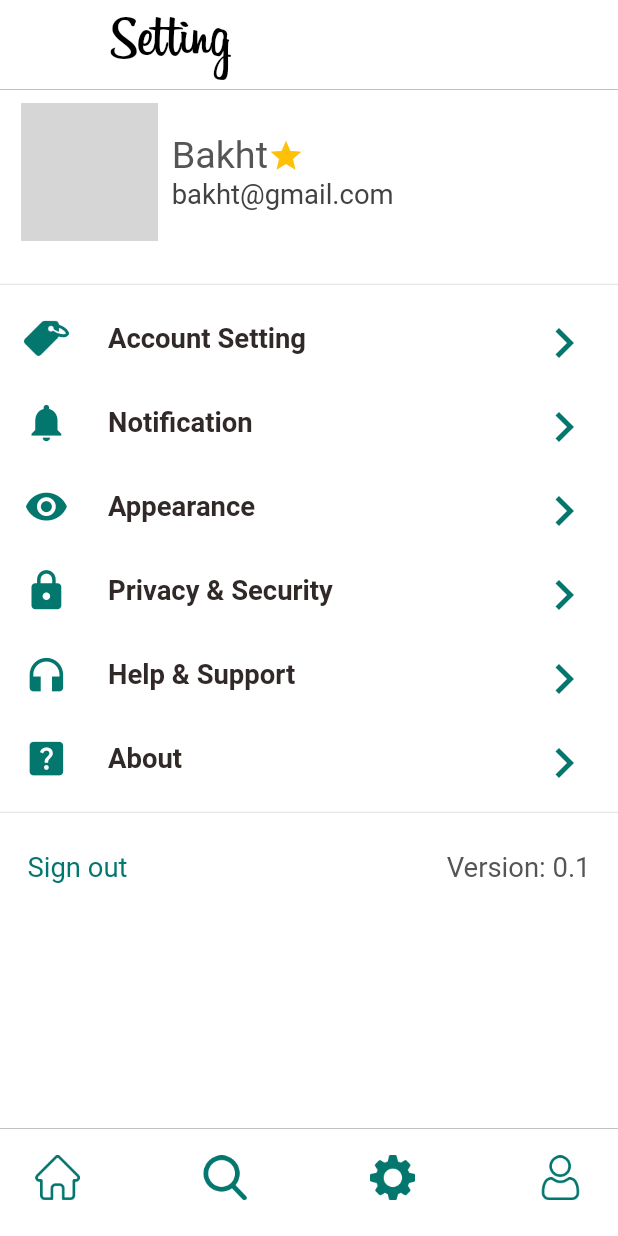
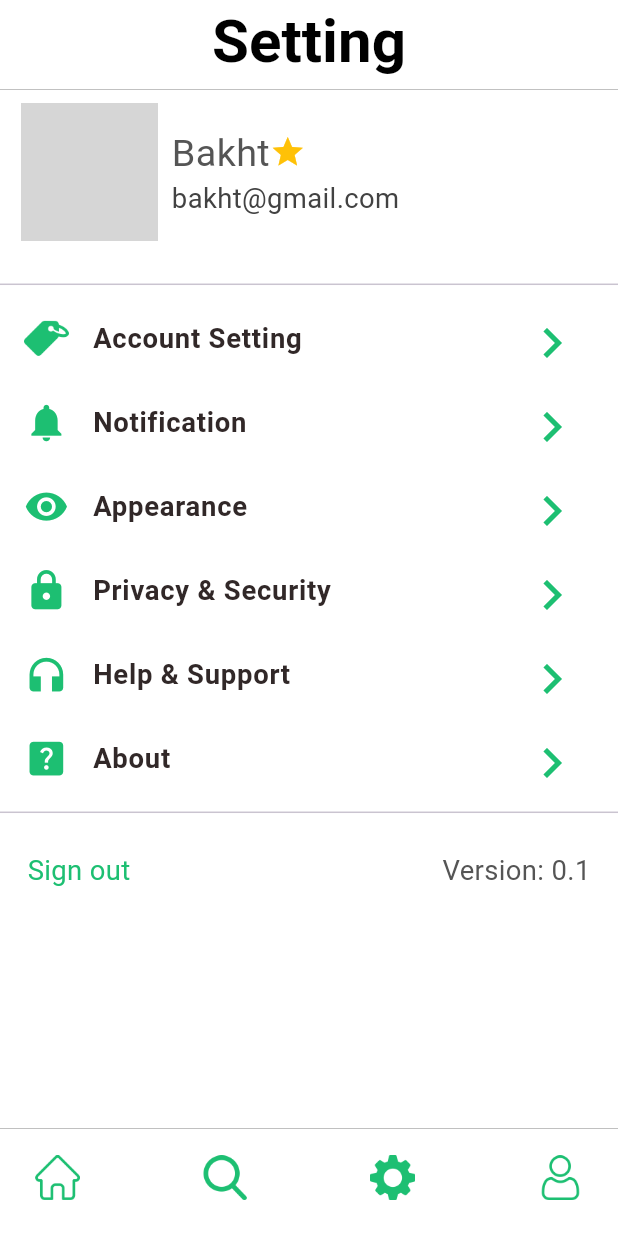
Before and after one commit to bakht200/Totomo, a Flutter app: the Dashboard screen opened directly, item 3 of the bottom bar chosen, on a phone screen of 412 x 824 dp. Run offline on Flutter 3.47's test engine with Material 2 defaults, Android fonts, the phone set to English and light mode, and no system bars; our stand-ins replace flutter_screenutil, flutter_svg, image_picker, material_design_icons_flutter, numberpicker; missing offline and left inert: camera_camera, floating_action_bubble; network calls fail; grey boxes are pictures that could not be loaded.

Commit message:
Ui changes implementation

```diff
--- a/lib/constants/app_theme.dart
+++ b/lib/constants/app_theme.dart
@@ -6,14 +6,11 @@ const appFooterColor = Color(0xFFFFFFFF);
 const white = Color(0xFFFFFFFF);
 const black = Color(0xFF000000);
 
-final storyBorderColor = [
-  Color(AppTheme.primaryColor),
-  Color(AppTheme.secondaryColor)
-];
+final storyBorderColor = [Color(0xFF39B58B), Color(0xFF03766E)];
 
 class AppTheme {
-  static var secondaryColor = 0xFF39B58B;
-  static var primaryColor = 0xFF03766E;
+  static var secondaryColor = 0xFF8BBF72;
+  static var primaryColor = 0xFF1DBF72;
 
   static var toggleTrackColor = Color.fromARGB(255, 216, 153, 146);
 
--- a/lib/main.dart
+++ b/lib/main.dart
@@ -19,9 +19,7 @@ class MyApp extends StatelessWidget {
         builder: (context, child) {
           return MaterialApp(
             debugShowCheckedModeBanner: false,
-            theme: ThemeData(
-              primarySwatch: Colors.blue,
-            ),
+            theme: ThemeData(primarySwatch: Colors.blue, useMaterial3: true),
             home: OnBoardingScreen(),
           );
         });
--- a/lib/view/dashboard.dart
+++ b/lib/view/dashboard.dart
@@ -45,69 +45,80 @@ class _DashboardState extends State<Dashboard> {
   Widget getAppBar() {
     if (pageIndex == 0) {
       return AppBar(
+        automaticallyImplyLeading: false,
         elevation: 0,
         backgroundColor: appBarColor,
-        title: Row(
-          mainAxisAlignment: MainAxisAlignment.spaceBetween,
-          children: <Widget>[
-            Text(
+        actions: [
+          Padding(
+            padding: EdgeInsets.only(right: 8.0.sp),
+            child: GestureDetector(
+                onTap: () {
+                  Navigator.of(context).push(
+                      MaterialPageRoute(builder: (builder) => ChatPage()));
+                },
+                child: Icon(
+                  Icons.message_outlined,
+                  size: 27.sp,
+                  color: Color(AppTheme.primaryColor),
+                )),
+          ),
+        ],
+        title: Center(
+          child: Text(
             "Totomo",
             style: TextStyle(
               color: black,
-                fontFamily: 'Billabong',
+              fontWeight: FontWeight.bold,
               fontSize: 35.sp,
             ),
           ),
-            GestureDetector(
-              onTap: () {
-                Navigator.of(context)
-                    .push(MaterialPageRoute(builder: (builder) => ChatPage()));
-              },
-              child: SvgPicture.asset(
-                "assets/images/message_icon.svg",
-                width: 30.w,
-                color: Colors.black,
-              ),
-            ),
-          ],
         ),
       );
     } else if (pageIndex == 1) {
       return AppBar(
+        automaticallyImplyLeading: false,
         elevation: 0,
         backgroundColor: appBarColor,
-        title: Text(
+        title: Center(
+          child: Text(
             "Search",
             style: TextStyle(
               color: black,
-            fontFamily: 'Billabong',
+              fontWeight: FontWeight.bold,
               fontSize: 35.sp,
+            ),
           ),
         ),
       );
     } else if (pageIndex == 2) {
       return AppBar(
+        automaticallyImplyLeading: false,
         elevation: 0,
         backgroundColor: appBarColor,
-        title: Text(
+        title: Center(
+          child: Text(
             "Setting",
             style: TextStyle(
               color: black,
-            fontFamily: 'Billabong',
+              fontWeight: FontWeight.bold,
               fontSize: 35.sp,
+            ),
           ),
         ),
       );
     } else if (pageIndex == 3) {
       return AppBar(
+        automaticallyImplyLeading: false,
         elevation: 0,
         backgroundColor: appBarColor,
-        title: Text(
+        title: Center(
+          child: Text(
             "Profile",
             style: TextStyle(
               color: black,
-            fontFamily: 'Billabong',
+              fontWeight: FontWeight.bold,
               fontSize: 35.sp,
+            ),
           ),
         ),
       );
--- a/lib/widgets/story_item.dart
+++ b/lib/widgets/story_item.dart
@@ -26,7 +26,10 @@ class StoryItem extends StatelessWidget {
                 gradient: LinearGradient(
                     begin: Alignment.topCenter,
                     end: Alignment.bottomCenter,
-                    colors: storyBorderColor)),
+                    colors: [
+                      Color(AppTheme.primaryColor),
+                      Color(AppTheme.secondaryColor),
+                    ])),
             child: Padding(
               padding: EdgeInsets.all(3.0.w),
               child: Container(
```
Also changed, not shown: lib/view/home_page.dart (+12 -0 lines), lib/view/on_boarding_screen.dart (+4 -8 lines), assets/images/onboarding.png (added). Lines whose indentation alone changed are shown as unchanged.
